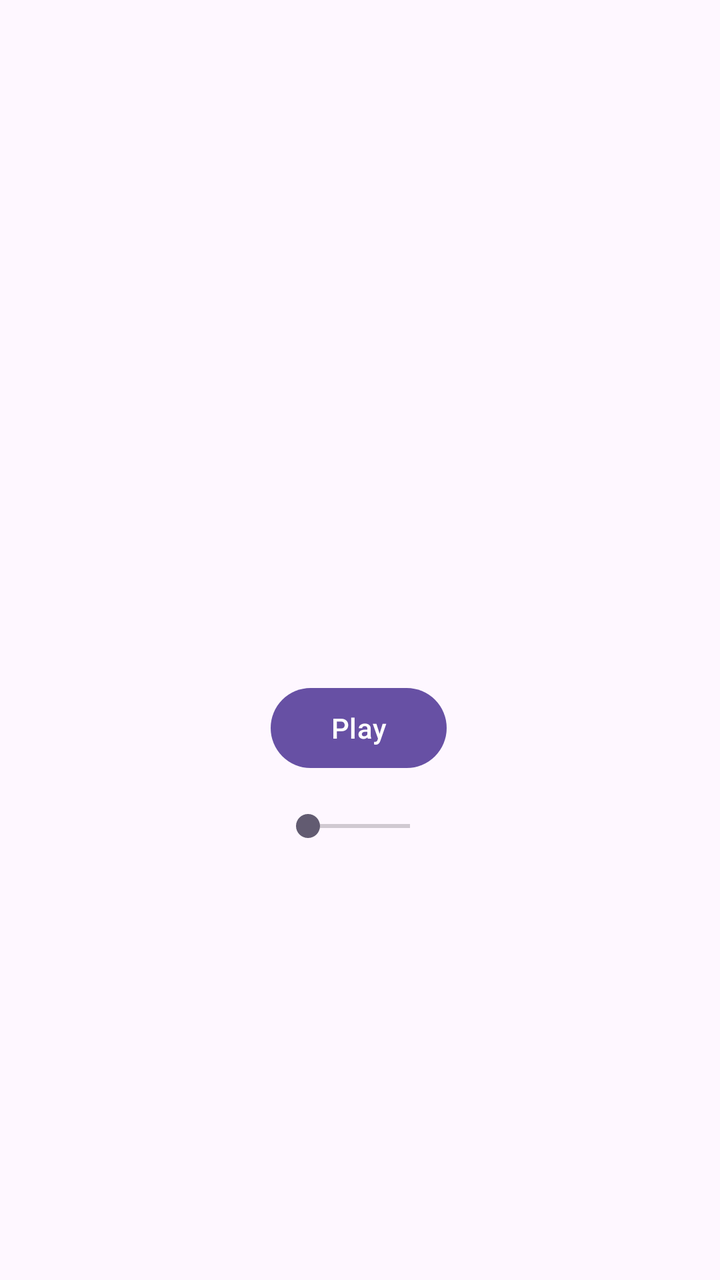
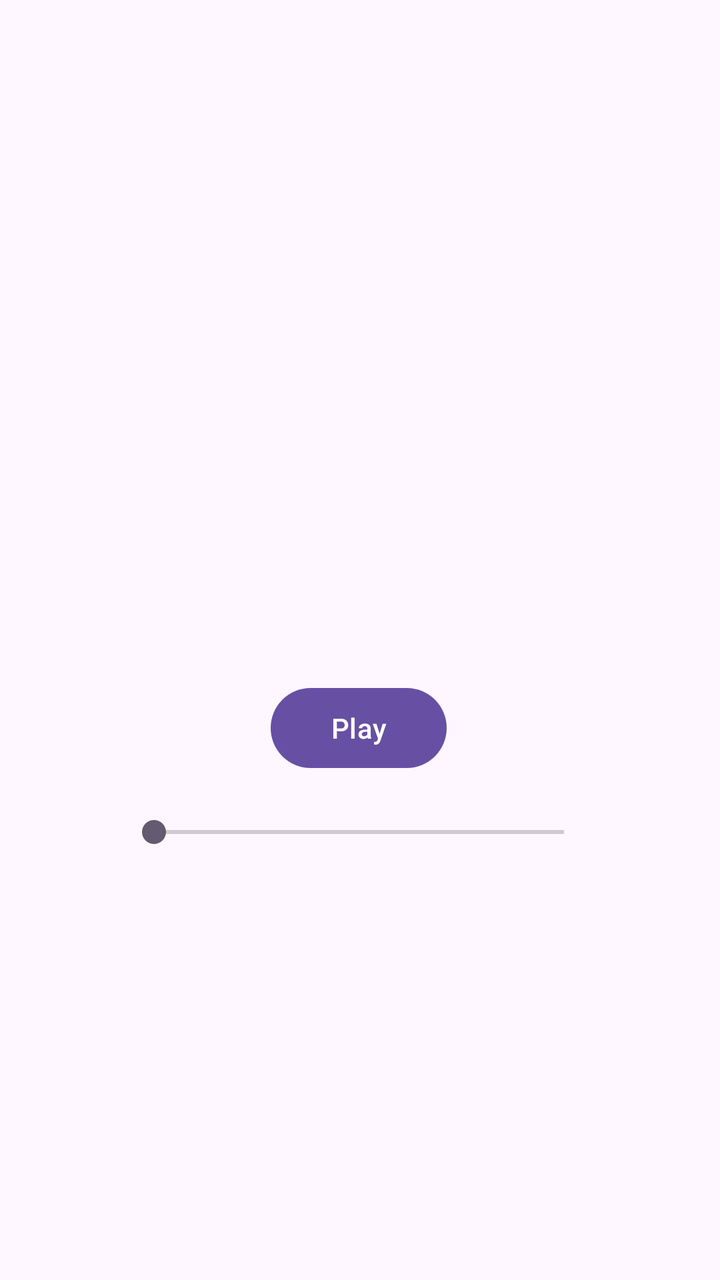

Two renders of the same Android screen: before a commit and after it. Below are the layout's source before the change and the commit's diff.
<!-- AndroidManifest.xml: application theme Theme.57Lesson_audio -->
<!-- res/layout/activity_main.xml -->
<?xml version="1.0" encoding="utf-8"?>
<androidx.constraintlayout.widget.ConstraintLayout xmlns:android="http://schemas.android.com/apk/res/android"
    xmlns:app="http://schemas.android.com/apk/res-auto"
    xmlns:tools="http://schemas.android.com/tools"
    android:layout_width="match_parent"
    android:layout_height="match_parent"
    tools:context=".MainActivity">

    <Button
        android:id="@+id/playButton"
        android:layout_width="wrap_content"
        android:layout_height="wrap_content"
        android:layout_marginTop="340dp"
        android:text="Play"
        app:layout_constraintEnd_toEndOf="parent"
        app:layout_constraintHorizontal_bias="0.498"
        app:layout_constraintStart_toStartOf="parent"
        app:layout_constraintTop_toTopOf="parent" />

    <SeekBar
        android:id="@+id/seekBar"
        android:layout_width="83dp"
        android:layout_height="18dp"
        android:layout_marginTop="16dp"
        app:layout_constraintEnd_toEndOf="@+id/playButton"
        app:layout_constraintStart_toStartOf="@+id/playButton"
        app:layout_constraintTop_toBottomOf="@+id/playButton" />

</androidx.constraintlayout.widget.ConstraintLayout>
<!-- resources referenced by this layout -->
<resources>
  <style name="Theme.57Lesson_audio" parent="Base.Theme.57Lesson_audio" />
  <style name="Base.Theme.57Lesson_audio" parent="Theme.Material3.DayNight.NoActionBar">
          
          
      </style>
</resources>

<!-- the commit's change to res/layout/activity_main.xml (unified diff, before → after) -->
@@ -18,9 +18,9 @@
         app:layout_constraintTop_toTopOf="parent" />
 
     <SeekBar
-        android:id="@+id/seekBar"
-        android:layout_width="83dp"
-        android:layout_height="18dp"
+        android:id="@+id/volumeSeekBar"
+        android:layout_width="237dp"
+        android:layout_height="24dp"
         android:layout_marginTop="16dp"
         app:layout_constraintEnd_toEndOf="@+id/playButton"
         app:layout_constraintStart_toStartOf="@+id/playButton"
